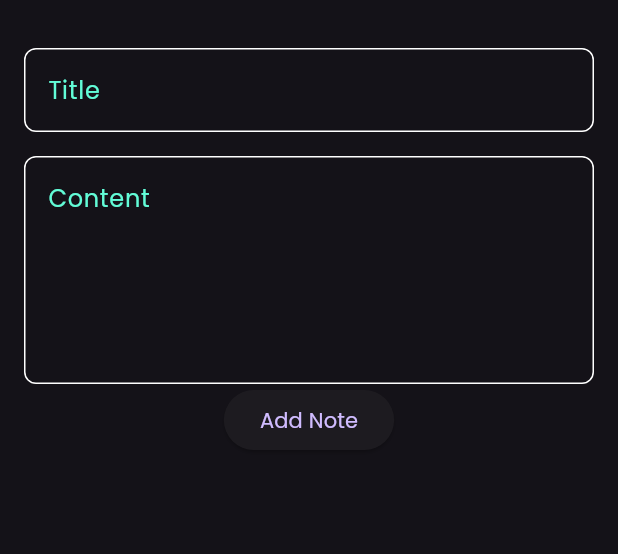
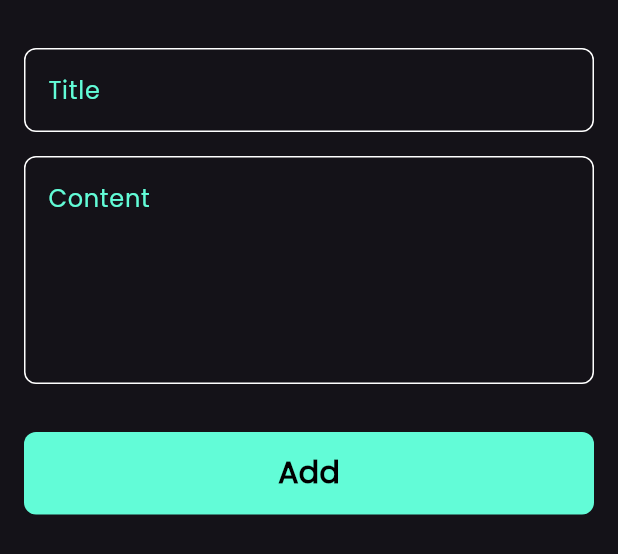
Before and after one commit to medo910/notes_app, a Flutter app: the AddNoteButtonSheet widget shown alone on an empty page, opened directly, on a phone screen of 412 x 824 dp. Shown: the top 554 px of the screen. Run offline on Flutter 3.47's test engine with Material 3 defaults, Android fonts, the phone set to English and light mode, and no system bars.

Commit message:
created custom button Add for Model Bottom Sheet

```diff
--- a/lib/widgets/add_note_button_sheet.dart
+++ b/lib/widgets/add_note_button_sheet.dart
@@ -1,4 +1,6 @@
 import 'package:flutter/material.dart';
+import 'package:notes_app/constants.dart';
+import 'package:notes_app/widgets/custom_button.dart';
 import 'package:notes_app/widgets/custom_text_field.dart';
 
 class AddNoteButtonSheet extends StatelessWidget {
@@ -8,20 +10,18 @@ class AddNoteButtonSheet extends StatelessWidget {
   Widget build(BuildContext context) {
     return Padding(
       padding: const EdgeInsets.symmetric(horizontal: 16),
+      child: SingleChildScrollView(
         child: Column(
           children: [
             SizedBox(height: 32),
             CustomTextField(hintText: 'Title'),
             SizedBox(height: 16),
             CustomTextField(hintText: 'Content', maxLines: 5),
-          ElevatedButton(
-            onPressed: () {
-              // Logic to add a new note
-              Navigator.pop(context); // Close the sheet after adding
-            },
-            child: const Text('Add Note'),
+            SizedBox(height: 32),
+            CustomButton(),
+            SizedBox(height: 16),
+          ],
         ),
-        ],
       ),
     );
   }
--- /dev/null
+++ b/lib/widgets/custom_button.dart
@@ -0,0 +1,28 @@
+import 'package:flutter/material.dart';
+import 'package:notes_app/constants.dart';
+
+class CustomButton extends StatelessWidget {
+  const CustomButton({super.key});
+
+  @override
+  Widget build(BuildContext context) {
+    return Container(
+      decoration: BoxDecoration(
+        color: kPrimaryColor,
+        borderRadius: BorderRadius.circular(8),
+      ),
+      width: MediaQuery.of(context).size.width,
+      height: 55,
+      child: Center(
+        child: Text(
+          "Add",
+          style: TextStyle(
+            color: Colors.black,
+            fontSize: 20,
+            fontWeight: FontWeight.bold,
+          ),
+        ),
+      ),
+    );
+  }
+}
```
Lines whose indentation alone changed are shown as unchanged.
